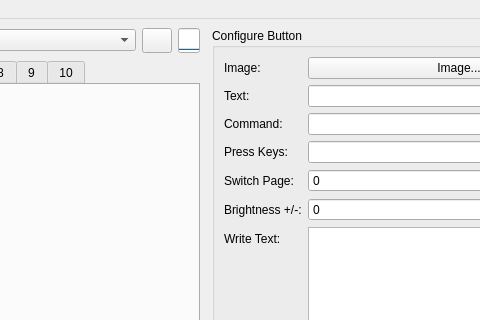
Above: streamdeck_ui/main.ui from timothycrosley/streamdeck-ui before the change; both pictures show x 273 to 753 and y 0 to 320 of the 940 by 490 pixel window. Below: the same form after it.
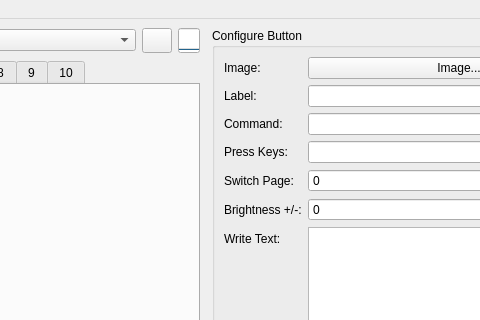
That is the form after the change. Icons and pictures are not drawn.

Commit message: Change Text: to Label:

What changed in the file:
```diff
--- a/streamdeck_ui/main.ui
+++ b/streamdeck_ui/main.ui
@@ -285,7 +285,7 @@
              <item row="1" column="0">
               <widget class="QLabel" name="label_2">
                <property name="text">
-                <string>Text:</string>
+                <string>Label:</string>
                </property>
               </widget>
              </item>
```
The commit also changes 3 other files.
